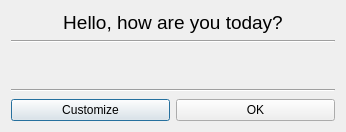
Old version of the form pyqt/ht/sliders.ui in the repository opetelin/olegs_test_repo.
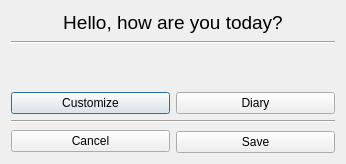
New version of the form.

Commit message: Adding ability to write diary entries

Diff of the .ui file:
```diff
--- a/pyqt/ht/sliders.ui
+++ b/pyqt/ht/sliders.ui
@@ -7,7 +7,7 @@
     <x>0</x>
     <y>0</y>
     <width>346</width>
-    <height>132</height>
+    <height>164</height>
    </rect>
   </property>
   <property name="windowTitle">
@@ -51,26 +51,57 @@
      <item>
       <layout class="QVBoxLayout" name="sliders_container"/>
      </item>
-     <item alignment="Qt::AlignBottom">
-      <widget class="Line" name="line">
+     <item>
+      <spacer name="horizontalSpacer">
        <property name="orientation">
         <enum>Qt::Horizontal</enum>
        </property>
-      </widget>
+       <property name="sizeHint" stdset="0">
+        <size>
+         <width>40</width>
+         <height>20</height>
+        </size>
+       </property>
+      </spacer>
      </item>
      <item>
-      <layout class="QHBoxLayout" name="horizontalLayout">
-       <item alignment="Qt::AlignBottom">
+      <layout class="QHBoxLayout" name="horizontalLayout_2">
+       <item>
         <widget class="QPushButton" name="btn_customize">
          <property name="text">
           <string>Customize</string>
          </property>
         </widget>
        </item>
+       <item>
+        <widget class="QPushButton" name="btn_diary">
+         <property name="text">
+          <string>Diary</string>
+         </property>
+        </widget>
+       </item>
+      </layout>
+     </item>
+     <item>
+      <widget class="Line" name="line">
+       <property name="orientation">
+        <enum>Qt::Horizontal</enum>
+       </property>
+      </widget>
+     </item>
+     <item>
+      <layout class="QHBoxLayout" name="horizontalLayout">
+       <item>
+        <widget class="QPushButton" name="btn_cancel">
+         <property name="text">
+          <string>Cancel</string>
+         </property>
+        </widget>
+       </item>
        <item alignment="Qt::AlignBottom">
         <widget class="QPushButton" name="btn_done">
          <property name="text">
-          <string>OK</string>
+          <string>Save</string>
          </property>
         </widget>
        </item>
```
Left out of the diff: 2 changed lines with no effect on the pictures. The commit also changes 5 other files.
